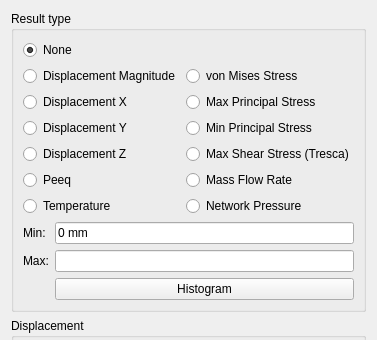
First picture: the form in src/Mod/Fem/Gui/Resources/ui/ResultShow.ui, repository southseact-3d/fcd, before the edit; both pictures show x 0 to 377 and y 0 to 340 of the 377 by 593 pixel window.
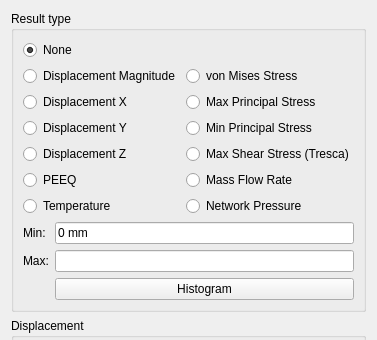
Second picture: the form after the edit. Custom widgets are drawn as their Qt base class.

Commit message: FEM: Tweak translatability of PEEQ

What changed in the file:
```diff
--- a/src/Mod/Fem/Gui/Resources/ui/ResultShow.ui
+++ b/src/Mod/Fem/Gui/Resources/ui/ResultShow.ui
@@ -127,7 +127,7 @@
            </size>
           </property>
           <property name="text">
-           <string>Peeq</string>
+           <string notr="true">PEEQ</string>
           </property>
          </widget>
         </item>
```
Left out of the diff: 2 changed lines with no effect on the pictures.
